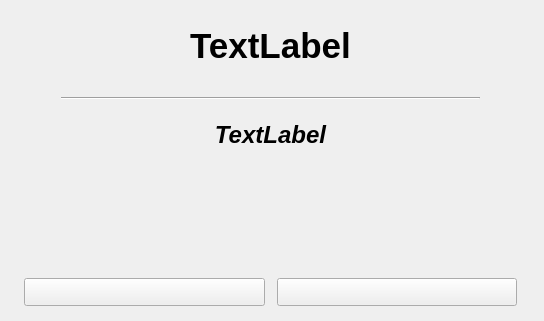
robinpalat/idiomindQt, file src/practice/prac_a.ui: the form before one commit.
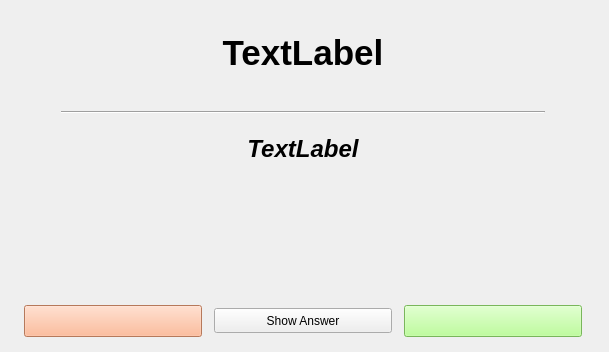
The form after the commit. Icons and pictures are not drawn.

```diff
--- a/src/practice/prac_a.ui
+++ b/src/practice/prac_a.ui
@@ -6,8 +6,8 @@
    <rect>
     <x>0</x>
     <y>0</y>
-    <width>544</width>
-    <height>321</height>
+    <width>609</width>
+    <height>352</height>
    </rect>
   </property>
   <property name="minimumSize">
@@ -173,22 +173,43 @@
        <property name="minimumSize">
         <size>
          <width>80</width>
-         <height>28</height>
+         <height>32</height>
         </size>
        </property>
+       <property name="styleSheet">
+        <string notr="true">background-color: rgb(255, 170, 127);
+color: rgb(77, 51, 0);</string>
+       </property>
        <property name="text">
         <string/>
        </property>
       </widget>
      </item>
+     <item>
+      <widget class="QPushButton" name="pushButton_answer">
+       <property name="minimumSize">
+        <size>
+         <width>80</width>
+         <height>25</height>
+        </size>
+       </property>
+       <property name="text">
+        <string>Show Answer</string>
+       </property>
+      </widget>
+     </item>
      <item>
       <widget class="QPushButton" name="pushButton_ok">
        <property name="minimumSize">
         <size>
          <width>80</width>
-         <height>28</height>
+         <height>32</height>
         </size>
        </property>
+       <property name="styleSheet">
+        <string notr="true">background-color: rgb(170, 255, 127);
+color: rgb(40, 81, 0);</string>
+       </property>
        <property name="text">
         <string/>
        </property>
```
